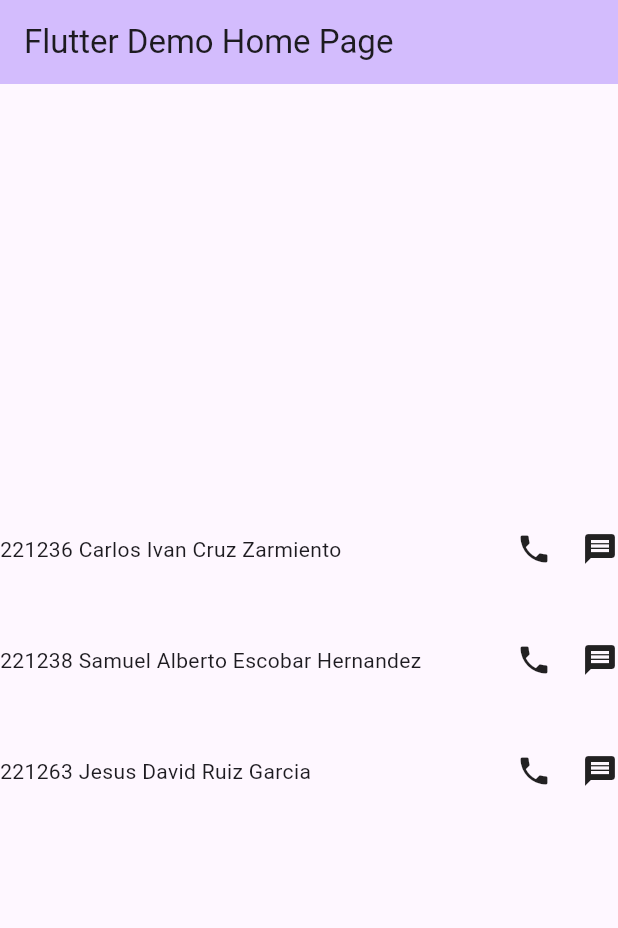
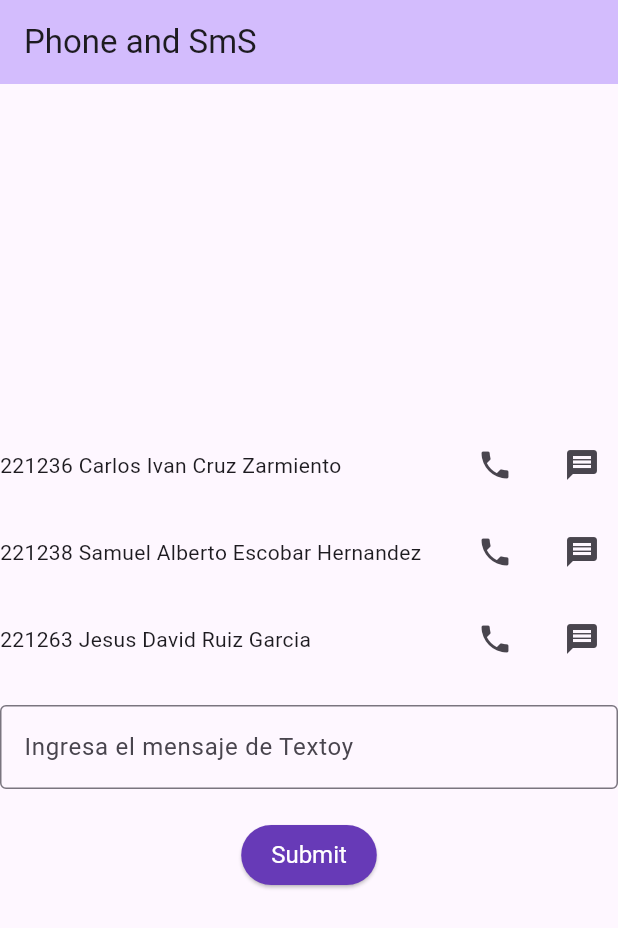
Before and after one commit to Villo29/phone_app, a Flutter app: the screen it shows after launch, on a phone screen of 412 x 824 dp. Shown: the top 928 px of the screen. Run offline on Flutter 3.47's test engine with Material 3 defaults, Android fonts, the phone set to English and light mode, and no system bars.

```diff
--- a/lib/main.dart
+++ b/lib/main.dart
@@ -1,4 +1,5 @@
 import 'package:flutter/material.dart';
+import 'package:url_launcher/url_launcher.dart';
 
 void main() {
   runApp(const MyApp());
@@ -10,33 +11,70 @@ class MyApp extends StatelessWidget {
   @override
   Widget build(BuildContext context) {
     return MaterialApp(
-      title: 'Flutter Demo',
+      title: 'Phone and SmS',
       theme: ThemeData(
         colorScheme: ColorScheme.fromSeed(seedColor: Colors.deepPurple),
         useMaterial3: true,
       ),
-      home: const MyHomePage(title: 'Flutter Demo Home Page'),
+      home: const MyHomePage(title: 'Phone and SmS'),
     );
   }
 }
 
-class MyHomePage extends StatelessWidget {
+class MyHomePage extends StatefulWidget {
   const MyHomePage({super.key, required this.title});
 
   final String title;
+
+  @override
+  State<MyHomePage> createState() => _MyHomePageState();
+}
+
+class _MyHomePageState extends State<MyHomePage> {
+  final TextEditingController _controller = TextEditingController();
+
+  // ignore: unused_element
+  void _launchCaller(String number) async {
+    final Uri launchUri = Uri(
+      scheme: 'tel',
+      path: number,
+    );
+    await launchUrl(launchUri);
+  }
+
+  // ignore: unused_element
+  void _launchSMS(String number, String message) async {
+    final Uri launchUri = Uri(
+      scheme: 'sms',
+      path: number,
+      queryParameters: {'body': message},
+    );
+    await launchUrl(launchUri);
+  }
 
   @override
   Widget build(BuildContext context) {
     return Scaffold(
       appBar: AppBar(
         backgroundColor: Theme.of(context).colorScheme.inversePrimary,
-        title: Text(title),
+        title: Text(widget.title),
       ),
-      body: const Center(
+      body: Center(
         child: Column(
           mainAxisAlignment: MainAxisAlignment.center,
           children: <Widget>[
-            MyTextWidget(), // Aquí se agrega el nuevo widget
+            MyTextWidget(controller: _controller),
+            const SizedBox(height: 20),
+            TextFieldClass(controller: _controller),
+            const SizedBox(height: 20),
+            ButtonStyleClass(
+              onPressed: () {
+                // Acción del botón
+                // ignore: avoid_print
+                print('Button pressed: ${_controller.text}');
+              },
+              text: 'Submit',
+            ),
           ],
         ),
       ),
@@ -45,7 +83,9 @@ class MyHomePage extends StatelessWidget {
 }
 
 class MyTextWidget extends StatefulWidget {
-  const MyTextWidget({super.key});
+  final TextEditingController controller;
+
+  const MyTextWidget({super.key, required this.controller});
 
   @override
   // ignore: library_private_types_in_public_api
@@ -53,37 +93,109 @@ class MyTextWidget extends StatefulWidget {
 }
 
 class _MyTextWidgetState extends State<MyTextWidget> {
+  void _launchCaller(String number) async {
+    final Uri launchUri = Uri(
+      scheme: 'tel',
+      path: number,
+    );
+    await launchUrl(launchUri);
+  }
+
+  void _launchSMS(String number) async {
+    final Uri launchUri = Uri(
+      scheme: 'sms',
+      path: number,
+      queryParameters: {'body': widget.controller.text},
+    );
+    await launchUrl(launchUri);
+  }
+
   @override
   Widget build(BuildContext context) {
-    return const Column(
+    return Column(
       children: [
         Row(
           children: [
-            Expanded(child: Text('221236 Carlos Ivan Cruz Zarmiento')),
-            Icon(Icons.phone),
-            SizedBox(width: 20), // Espacio entre los íconos
-            Icon(Icons.message),
+            const Expanded(child: Text('221236 Carlos Ivan Cruz Zarmiento')),
+            IconButton(
+              icon: const Icon(Icons.phone),
+              onPressed: () => _launchCaller('9681096112'),
+            ),
+            const SizedBox(width: 10),
+            IconButton(
+              icon: const Icon(Icons.message),
+              onPressed: () => _launchSMS('9681096112'),
+            ),
           ],
         ),
-        SizedBox(height: 50),
+        const SizedBox(height: 10),
         Row(
           children: [
-            Expanded(child: Text('221238 Samuel Alberto Escobar Hernandez')),
-            Icon(Icons.phone),
-            SizedBox(width: 20), // Espacio entre los íconos
-            Icon(Icons.message),
+            const Expanded(child: Text('221238 Samuel Alberto Escobar Hernandez')),
+            IconButton(
+              icon: const Icon(Icons.phone),
+              onPressed: () => _launchCaller('9651062634'),
+            ),
+            const SizedBox(width: 10),
+            IconButton(
+              icon: const Icon(Icons.message),
+              onPressed: () => _launchSMS('9651062634'),
+            ),
           ],
         ),
-        SizedBox(height: 50),
+        const SizedBox(height: 10),
         Row(
           children: [
-            Expanded(child: Text('221263 Jesus David Ruiz Garcia')),
-            Icon(Icons.phone),
-            SizedBox(width: 20), // Espacio entre los íconos
-            Icon(Icons.message),
+            const Expanded(child: Text('221263 Jesus David Ruiz Garcia')),
+            IconButton(
+              icon: const Icon(Icons.phone),
+              onPressed: () => _launchCaller('9612835436'),
+            ),
+            const SizedBox(width: 10),
+            IconButton(
+              icon: const Icon(Icons.message),
+              onPressed: () => _launchSMS('9612835436'),
+            ),
           ],
         ),
       ],
     );
   }
 }
+
+class ButtonStyleClass extends StatelessWidget {
+  final VoidCallback onPressed;
+  final String text;
+
+  const ButtonStyleClass({super.key, required this.onPressed, required this.text});
+
+  @override
+  Widget build(BuildContext context) {
+    return ElevatedButton(
+      onPressed: onPressed,
+      style: ElevatedButton.styleFrom(
+        foregroundColor: Colors.white, backgroundColor: Colors.deepPurple,
+        padding: const EdgeInsets.symmetric(horizontal: 20, vertical: 10),
+        textStyle: const TextStyle(fontSize: 16),
+      ),
+      child: Text(text),
+    );
+  }
+}
+
+class TextFieldClass extends StatelessWidget {
+  final TextEditingController controller;
+
+  const TextFieldClass({super.key, required this.controller});
+
+  @override
+  Widget build(BuildContext context) {
+    return TextField(
+      controller: controller,
+      decoration: const InputDecoration(
+        border: OutlineInputBorder(),
+        labelText: 'Ingresa el mensaje de Textoy',
+      ),
+    );
+  }
+}
```
Also changed, not shown: pubspec.yaml (+3 -69 lines), pubspec.lock, 8 other files.
